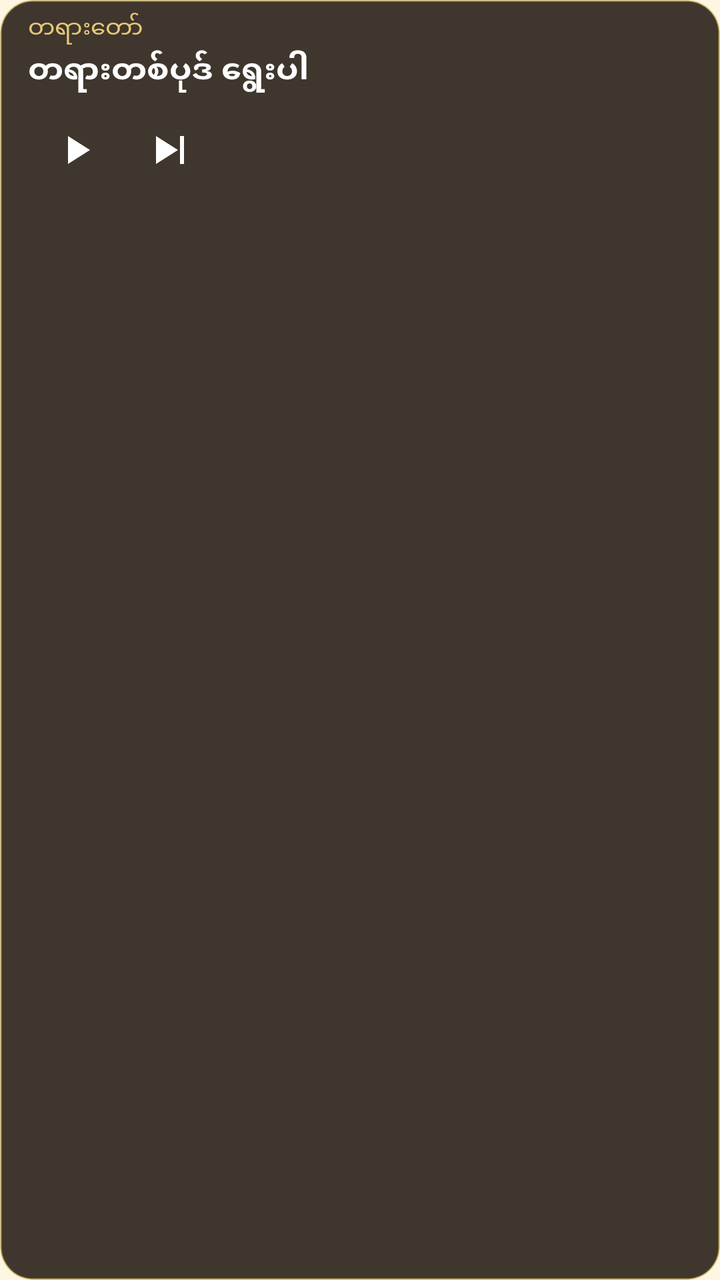
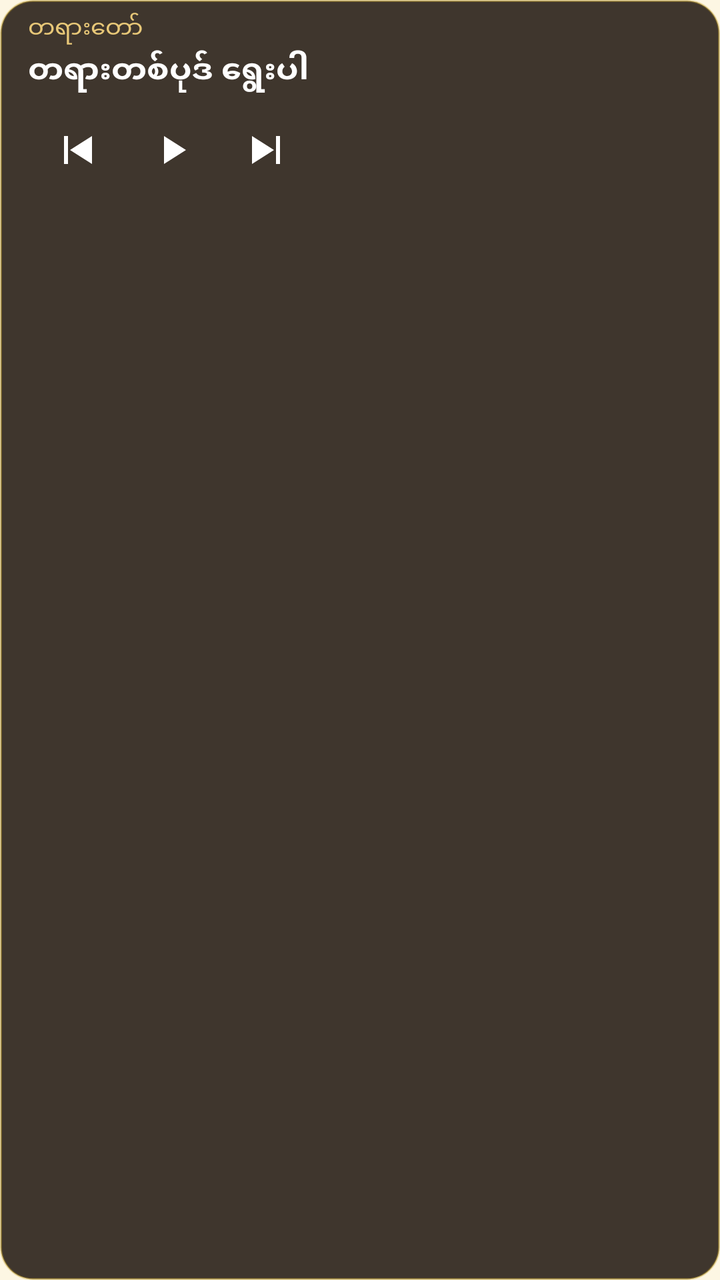

Two renders of the same Android screen: before a commit and after it. Below are the layout's source before the change and the commit's diff.
<!-- AndroidManifest.xml: application theme AppTheme -->
<!-- res/layout/widget_dhamma.xml -->
<?xml version="1.0" encoding="utf-8"?>
<LinearLayout xmlns:android="http://schemas.android.com/apk/res/android"
    android:id="@+id/wg_body"
    android:layout_width="match_parent"
    android:layout_height="match_parent"
    android:orientation="vertical"
    android:background="@drawable/widget_bg"
    android:paddingLeft="14dp"
    android:paddingRight="10dp"
    android:paddingTop="6dp"
    android:paddingBottom="6dp">

    <TextView
        android:id="@+id/wg_app"
        android:layout_width="wrap_content"
        android:layout_height="wrap_content"
        android:text="တရားတော်"
        android:textSize="12sp"
        android:textColor="#E8C878"
        android:maxLines="1" />

    <TextView
        android:id="@+id/wg_title"
        android:layout_width="match_parent"
        android:layout_height="wrap_content"
        android:layout_marginTop="2dp"
        android:text="တရားတစ်ပုဒ် ရွေးပါ"
        android:textSize="16sp"
        android:textStyle="bold"
        android:textColor="#FFFFFF"
        android:maxLines="1"
        android:ellipsize="end" />

    <LinearLayout
        android:layout_width="match_parent"
        android:layout_height="wrap_content"
        android:layout_marginTop="4dp"
        android:orientation="horizontal"
        android:gravity="center_vertical">

        <TextView
            android:id="@+id/wg_sayadaw"
            android:layout_width="0dp"
            android:layout_height="wrap_content"
            android:layout_weight="1"
            android:textSize="13sp"
            android:textColor="#CCFFFFFF"
            android:maxLines="1"
            android:ellipsize="end"
            android:visibility="gone" />

        <ImageButton
            android:id="@+id/wg_play"
            android:layout_width="48dp"
            android:layout_height="48dp"
            android:src="@drawable/ic_play"
            android:background="?android:attr/selectableItemBackgroundBorderless"
            android:scaleType="centerInside"
            android:contentDescription="Play / Pause" />

        <ImageButton
            android:id="@+id/wg_next"
            android:layout_width="48dp"
            android:layout_height="48dp"
            android:src="@drawable/ic_next"
            android:background="?android:attr/selectableItemBackgroundBorderless"
            android:scaleType="centerInside"
            android:contentDescription="Next" />

    </LinearLayout>

</LinearLayout>
<!-- resources referenced by this layout -->
<resources>
  <!-- drawable ic_next (drawable) -->
  <?xml version="1.0" encoding="utf-8"?>
  <vector xmlns:android="http://schemas.android.com/apk/res/android"
      android:width="24dp"
      android:height="24dp"
      android:viewportWidth="24"
      android:viewportHeight="24">
      <path
          android:fillColor="#FFFFFF"
          android:pathData="M 4 5 V 19 L 15 12 Z M 16 5 H 18 V 19 H 16 Z" />
  </vector>
  <!-- drawable ic_play (drawable) -->
  <?xml version="1.0" encoding="utf-8"?>
  <vector xmlns:android="http://schemas.android.com/apk/res/android"
      android:width="24dp"
      android:height="24dp"
      android:viewportWidth="24"
      android:viewportHeight="24">
      <path
          android:fillColor="#FFFFFF"
          android:pathData="M 8 5 L 8 19 L 19 12 Z" />
  </vector>
  <!-- drawable widget_bg (drawable) -->
  <?xml version="1.0" encoding="utf-8"?>
  <shape xmlns:android="http://schemas.android.com/apk/res/android"
      android:shape="rectangle">
      <solid android:color="#D91E140E" />
      <stroke android:width="1dp" android:color="#66C9A227" />
      <corners android:radius="16dp" />
  </shape>
  <style name="AppTheme" parent="android:Theme.Material.Light.NoActionBar">
          <item name="android:colorPrimary">@color/maroon</item>
          <item name="android:colorPrimaryDark">@color/maroon</item>
          <item name="android:colorAccent">@color/gold</item>
          <item name="android:windowBackground">@color/bg</item>
          <item name="android:textColorPrimary">@color/ink</item>
      </style>
  <color name="maroon">#7A2E1F</color>
  <color name="gold">#C9A227</color>
  <color name="bg">#FDF6E3</color>
  <color name="ink">#3B2314</color>
</resources>

<!-- the commit's change to res/layout/widget_dhamma.xml (unified diff, before → after) -->
@@ -49,6 +49,15 @@
             android:ellipsize="end"
             android:visibility="gone" />
 
+        
+        <ImageButton
+            android:id="@+id/wg_prev"
+            android:layout_width="48dp"
+            android:layout_height="48dp"
+            android:src="@drawable/ic_prev"
+            android:background="?android:attr/selectableItemBackgroundBorderless"
+            android:scaleType="centerInside"
+            android:contentDescription="Previous" />
         <ImageButton
             android:id="@+id/wg_play"
             android:layout_width="48dp"
<!-- resource entries referenced after the edit -->
@@ -22,6 +22,17 @@
           android:fillColor="#FFFFFF"
           android:pathData="M 8 5 L 8 19 L 19 12 Z" />
   </vector>
+  <!-- drawable ic_prev (drawable) -->
+  <?xml version="1.0" encoding="utf-8"?>
+  <vector xmlns:android="http://schemas.android.com/apk/res/android"
+      android:width="24dp"
+      android:height="24dp"
+      android:viewportWidth="24"
+      android:viewportHeight="24">
+      <path
+          android:fillColor="#FFFFFF"
+          android:pathData="M 6 5 H 8 V 19 H 6 Z M 20 5 V 19 L 9 12 Z" />
+  </vector>
   <!-- drawable widget_bg (drawable) -->
   <?xml version="1.0" encoding="utf-8"?>
   <shape xmlns:android="http://schemas.android.com/apk/res/android"
